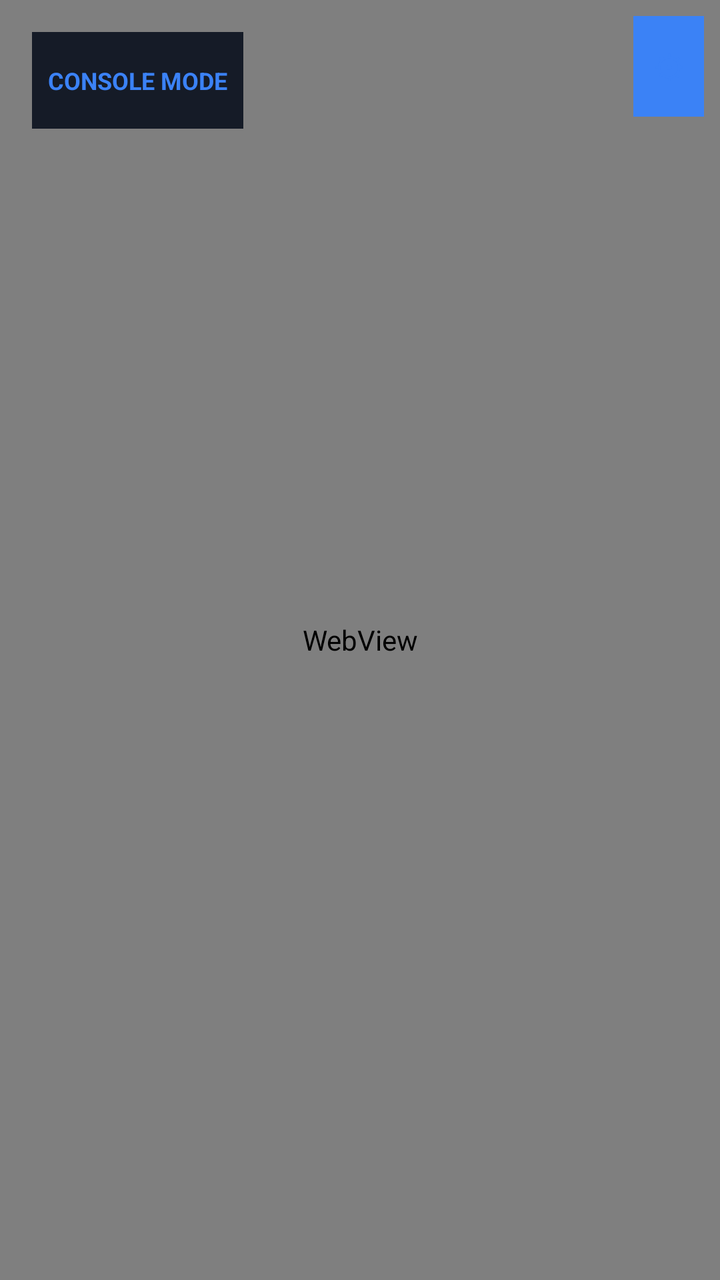
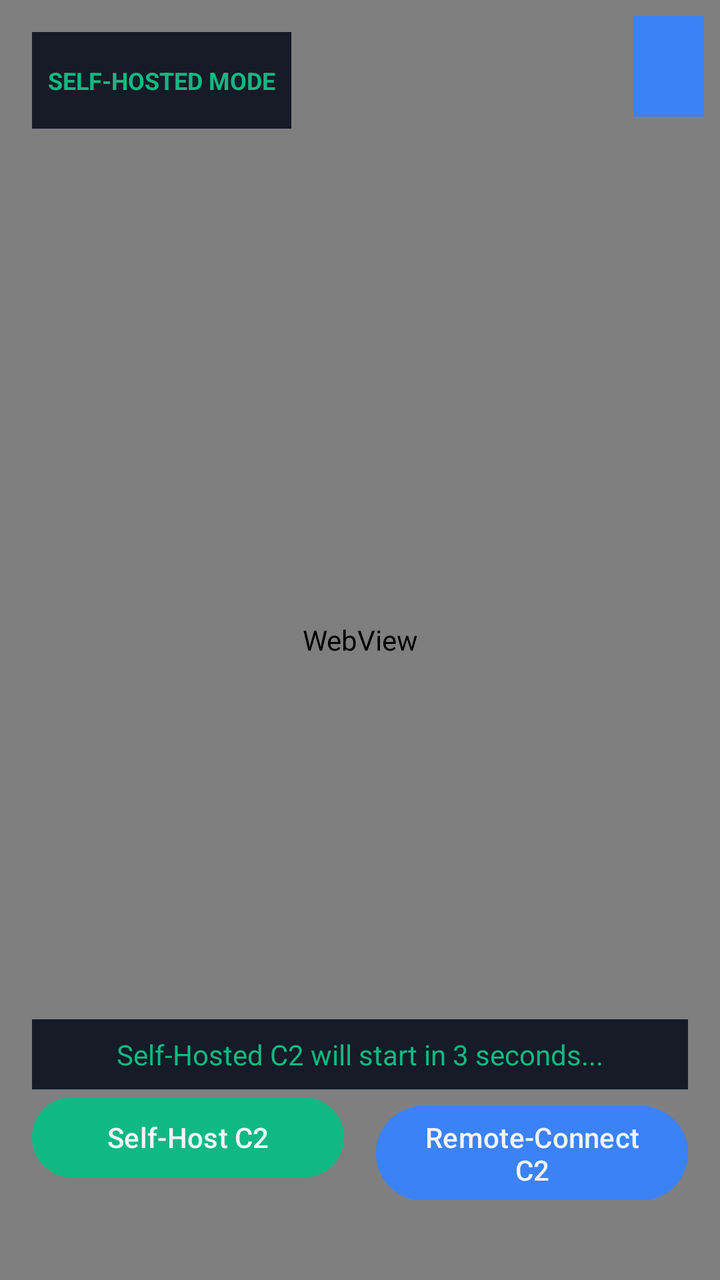

Screens rendered from an Android XML layout before and after an edit, with the pre-edit source and the edit as a unified diff.
<!-- AndroidManifest.xml: application theme Theme.SpyTV -->
<!-- res/layout/activity_main.xml -->
<?xml version="1.0" encoding="utf-8"?>
<FrameLayout xmlns:android="http://schemas.android.com/apk/res/android"
    android:layout_width="match_parent"
    android:layout_height="match_parent"
    android:background="#0B0E14">

    
    <WebView
        android:id="@+id/webView"
        android:layout_width="match_parent"
        android:layout_height="match_parent" />

    
    <LinearLayout
        android:id="@+id/errorView"
        android:layout_width="match_parent"
        android:layout_height="match_parent"
        android:background="#0B0E14"
        android:gravity="center"
        android:orientation="vertical"
        android:padding="24dp"
        android:visibility="gone">

        <TextView
            android:id="@+id/errorTitle"
            android:layout_width="match_parent"
            android:layout_height="wrap_content"
            android:gravity="center"
            android:textColor="#F3F4F6"
            android:textSize="20sp"
            android:textStyle="bold" />

        <ScrollView
            android:layout_width="match_parent"
            android:layout_height="0dp"
            android:layout_marginTop="12dp"
            android:layout_weight="1"
            android:fadeScrollbars="false">

            <TextView
                android:id="@+id/errorDetail"
                android:layout_width="match_parent"
                android:layout_height="wrap_content"
                android:gravity="top|start"
                android:textColor="#9CA3AF"
                android:textIsSelectable="true"
                android:textSize="13sp"
                android:typeface="monospace" />
        </ScrollView>

        <LinearLayout
            android:layout_width="match_parent"
            android:layout_height="wrap_content"
            android:layout_marginTop="16dp"
            android:gravity="center"
            android:orientation="horizontal">

            <Button
                android:id="@+id/btnRetry"
                android:layout_width="0dp"
                android:layout_height="wrap_content"
                android:layout_weight="1"
                android:text="Retry" />

            <Button
                android:id="@+id/btnAddress"
                android:layout_width="0dp"
                android:layout_height="wrap_content"
                android:layout_marginStart="12dp"
                android:layout_weight="1"
                android:text="C2 address" />
        </LinearLayout>
    </LinearLayout>

    
    <TextView
        android:id="@+id/modeIndicator"
        android:layout_width="wrap_content"
        android:layout_height="wrap_content"
        android:layout_gravity="top|start"
        android:layout_margin="16dp"
        android:background="#151B27"
        android:paddingStart="8dp"
        android:paddingEnd="8dp"
        android:paddingTop="16dp"
        android:paddingBottom="16dp"
        android:text="CONSOLE MODE"
        android:textColor="#3B82F6"
        android:textSize="12sp"
        android:textStyle="bold" />

    
    <LinearLayout
        android:id="@+id/serverStatusContainer"
        android:layout_width="match_parent"
        android:layout_height="wrap_content"
        android:layout_gravity="top|end"
        android:layout_margin="16dp"
        android:orientation="horizontal"
        android:paddingStart="8dp"
        android:paddingEnd="8dp"
        android:paddingTop="16dp"
        android:paddingBottom="16dp"
        android:background="#151B27"
        android:visibility="gone">

        <TextView
            android:id="@+id/serverStatus"
            android:layout_width="wrap_content"
            android:layout_height="wrap_content"
            android:text="C2 Server starting..."
            android:textColor="#F3F4F6"
            android:textSize="12sp"
            android:layout_gravity="center_vertical" />

        <Switch
            android:id="@+id/serverToggle"
            android:layout_width="wrap_content"
            android:layout_height="wrap_content"
            android:layout_marginStart="12dp"
            android:text="Self-Hosted"
            android:textColor="#F3F4F6"
            android:textSize="12sp" />
    </LinearLayout>

    
    <Button
        android:id="@+id/btnSettings"
        android:layout_width="wrap_content"
        android:layout_height="wrap_content"
        android:layout_gravity="top|end"
        android:layout_margin="8dp"
        android:background="#151B27"
        android:contentDescription="Settings"
        android:minWidth="0dp"
        android:padding="10dp"
        android:text="⚙"
        android:textColor="#3B82F6"
        android:textSize="16sp" />

</FrameLayout>
<!-- resources referenced by this layout -->
<resources>
  <style name="Theme.SpyTV" parent="Theme.Material3.Dark.NoActionBar">
          <item name="colorPrimary">@color/blue</item>
          <item name="colorPrimaryDark">@color/dark_blue</item>
          <item name="colorAccent">@color/blue</item>
          <item name="android:windowBackground">@color/background</item>
          <item name="android:statusBarColor">@color/surface</item>
          <item name="android:navigationBarColor">@color/surface</item>
      </style>
  <color name="blue">#3B82F6</color>
  <color name="dark_blue">#2563EB</color>
  <color name="background">#0B0E14</color>
  <color name="surface">#151B27</color>
</resources>

<!-- the commit's change to res/layout/activity_main.xml (unified diff, before → after) -->
@@ -84,15 +84,15 @@
         android:paddingEnd="8dp"
         android:paddingTop="16dp"
         android:paddingBottom="16dp"
-        android:text="CONSOLE MODE"
-        android:textColor="#3B82F6"
+        android:text="SELF-HOSTED MODE"
+        android:textColor="#10B981"
         android:textSize="12sp"
         android:textStyle="bold" />
 
     
     <LinearLayout
         android:id="@+id/serverStatusContainer"
-        android:layout_width="match_parent"
+        android:layout_width="wrap_content"
         android:layout_height="wrap_content"
         android:layout_gravity="top|end"
         android:layout_margin="16dp"
@@ -108,10 +108,10 @@
             android:id="@+id/serverStatus"
             android:layout_width="wrap_content"
             android:layout_height="wrap_content"
+            android:layout_gravity="center_vertical"
             android:text="C2 Server starting..."
             android:textColor="#F3F4F6"
-            android:textSize="12sp"
-            android:layout_gravity="center_vertical" />
+            android:textSize="12sp" />
 
         <Switch
             android:id="@+id/serverToggle"
@@ -138,4 +138,56 @@
         android:textColor="#3B82F6"
         android:textSize="16sp" />
 
+    
+    <LinearLayout
+        android:id="@+id/modeSelectionContainer"
+        android:layout_width="match_parent"
+        android:layout_height="wrap_content"
+        android:layout_gravity="bottom"
+        android:layout_marginBottom="24dp"
+        android:orientation="vertical"
+        android:padding="16dp">
+
+        
+        <TextView
+            android:id="@+id/countdownText"
+            android:layout_width="match_parent"
+            android:layout_height="wrap_content"
+            android:layout_gravity="center"
+            android:gravity="center"
+            android:paddingBottom="12dp"
+            android:text="Self-Hosted C2 will start in 3 seconds..."
+            android:textColor="#10B981"
+            android:textSize="14sp"
+            android:background="#151B27"
+            android:padding="8dp" />
+
+        
+        <LinearLayout
+            android:layout_width="match_parent"
+            android:layout_height="wrap_content"
+            android:orientation="horizontal">
+
+            <Button
+                android:id="@+id/btnSelfHosted"
+                android:layout_width="0dp"
+                android:layout_height="wrap_content"
+                android:layout_weight="1"
+                android:layout_marginEnd="8dp"
+                android:backgroundTint="#10B981"
+                android:text="Self-Host C2"
+                android:textColor="#F3F4F6" />
+
+            <Button
+                android:id="@+id/btnConnectRemote"
+                android:layout_width="0dp"
+                android:layout_height="wrap_content"
+                android:layout_weight="1"
+                android:layout_marginStart="8dp"
+                android:backgroundTint="#3B82F6"
+                android:text="Remote-Connect C2"
+                android:textColor="#F3F4F6" />
+        </LinearLayout>
+    </LinearLayout>
+
 </FrameLayout>
